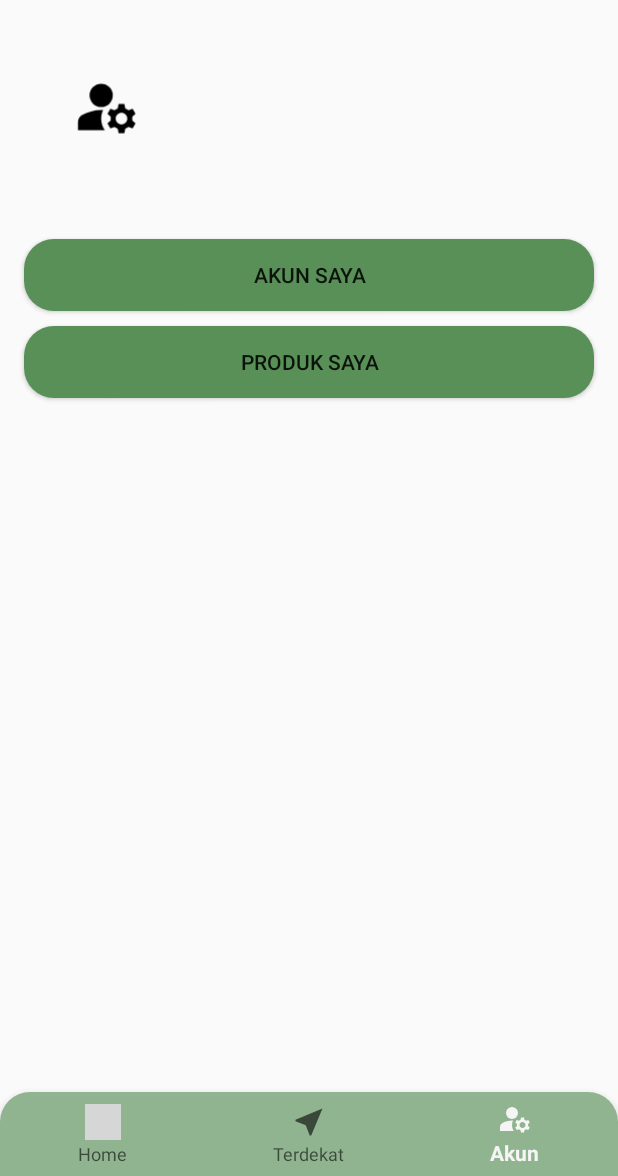
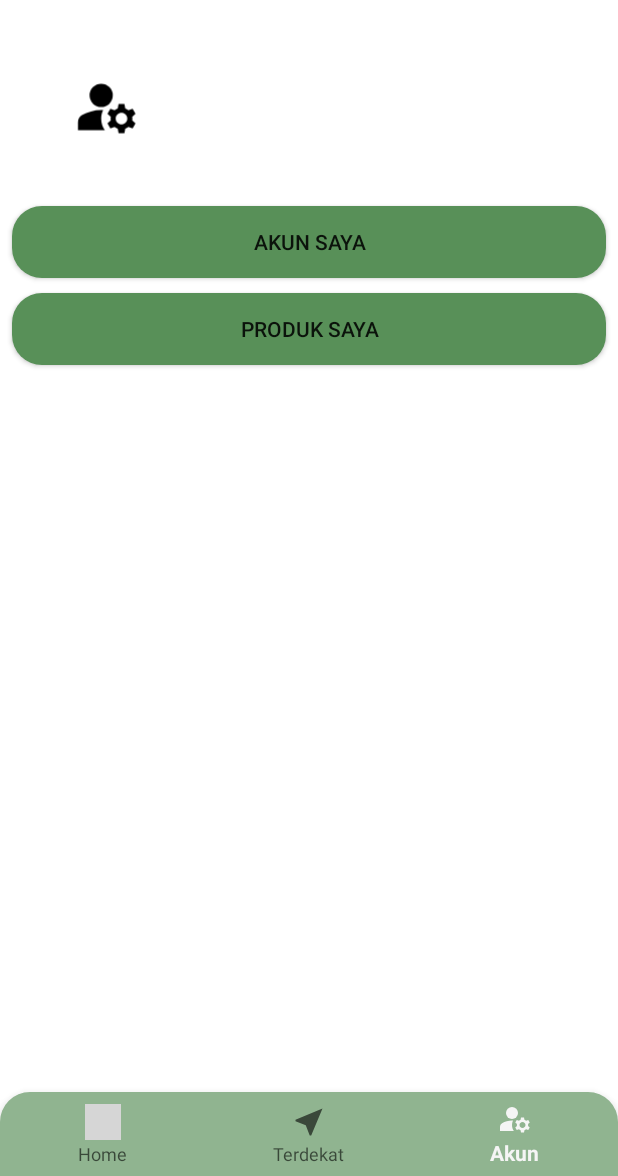
Before and after one commit to rizkyarm/kemiling, an Android app: the activity_account screen opened directly, with no data from a screen before it, on a phone screen of 412 x 824 dp, the part 60-1236 px from its top. Run offline under Robolectric (Android 15) with nearby library versions, the light colour scheme and no system bars; our stand-ins replace CircleImageView, Volley; pictures from the network do not load; Roboto replaces fonts that are not available here; grey boxes are pictures that could not be loaded.

Commit message:
updated 20-05-2025

```diff
--- /dev/null
+++ b/app/src/main/res/drawable/bg_beranda.xml
@@ -0,0 +1,4 @@
+<?xml version="1.0" encoding="utf-8"?>
+<bitmap xmlns:android="http://schemas.android.com/apk/res/android"
+    android:src="@drawable/bg_of_beranda"
+    android:gravity="center_vertical" />
--- a/app/src/main/res/layout/activity_account.xml
+++ b/app/src/main/res/layout/activity_account.xml
@@ -5,7 +5,13 @@
     android:id="@+id/main"
     android:layout_width="match_parent"
     android:layout_height="match_parent"
+    android:background="#90b490"
     tools:context=".activity_account">
+
+    <androidx.constraintlayout.widget.ConstraintLayout
+        android:layout_width="match_parent"
+        android:layout_height="match_parent"
+        android:background="@color/white">
 
         <ImageView
             android:id="@+id/Logout"
@@ -21,11 +27,9 @@
             android:id="@+id/profile_layout"
             android:layout_width="match_parent"
             android:layout_height="wrap_content"
-        android:layout_marginTop="40dp"
             android:orientation="horizontal"
             android:padding="16dp"
-        app:layout_constraintStart_toStartOf="parent"
-        app:layout_constraintTop_toTopOf="parent">
+            app:layout_constraintTop_toBottomOf="@+id/Logout">
 
             <de.hdodenhof.circleimageview.CircleImageView
                 android:id="@+id/img_profile"
@@ -33,9 +37,9 @@
                 android:layout_height="80dp"
                 android:layout_marginStart="15dp"
                 android:layout_marginTop="15dp"
+                android:src="@drawable/profiles_foreground"
                 app:layout_constraintStart_toStartOf="parent"
-            app:layout_constraintTop_toTopOf="parent"
-            android:src="@drawable/profiles_foreground" />
+                app:layout_constraintTop_toTopOf="parent" />
 
 
             <TextView
@@ -54,11 +58,11 @@
 
         <Button
             android:id="@+id/btn_user"
-        android:layout_width="0dp"
+            android:layout_width="match_parent"
             android:layout_height="wrap_content"
-        android:layout_marginStart="16dp"
-        android:layout_marginTop="32dp"
-        android:layout_marginEnd="16dp"
+            android:layout_marginStart="8dp"
+            android:layout_marginTop="10dp"
+            android:layout_marginEnd="8dp"
             android:background="@drawable/btn1"
             android:text="Akun Saya"
             app:layout_constraintEnd_toEndOf="parent"
@@ -67,11 +71,11 @@
 
         <Button
             android:id="@+id/btn_myproduct"
-        android:layout_width="0dp"
+            android:layout_width="match_parent"
             android:layout_height="wrap_content"
-        android:layout_marginStart="16dp"
+            android:layout_marginStart="8dp"
             android:layout_marginTop="10dp"
-        android:layout_marginEnd="16dp"
+            android:layout_marginEnd="8dp"
             android:background="@drawable/btn1"
             android:text="Produk Saya"
             app:layout_constraintEnd_toEndOf="parent"
@@ -80,45 +84,31 @@
 
         <Button
             android:id="@+id/btn_transaksi"
-        android:layout_width="0dp"
+            android:layout_width="match_parent"
             android:layout_height="wrap_content"
-        android:layout_marginStart="16dp"
-        android:layout_marginTop="10dp"
-        android:layout_marginEnd="16dp"
             android:background="@drawable/btn1"
             android:text="Transaksi"
             android:visibility="gone"
-        app:layout_constraintEnd_toEndOf="parent"
-        app:layout_constraintStart_toStartOf="parent"
-        app:layout_constraintTop_toBottomOf="@+id/btn_myproduct" />
+            tools:layout_editor_absoluteX="206dp"
+            tools:layout_editor_absoluteY="305dp" />
 
         <Button
             android:id="@+id/btn_confirmtr"
-        android:layout_width="0dp"
+            android:layout_width="match_parent"
             android:layout_height="wrap_content"
-        android:layout_marginStart="16dp"
-        android:layout_marginTop="10dp"
-        android:layout_marginEnd="16dp"
             android:background="@drawable/btn1"
             android:text="Konfirmasi Transaksi"
             android:visibility="gone"
-        app:layout_constraintEnd_toEndOf="parent"
-        app:layout_constraintStart_toStartOf="parent"
-        app:layout_constraintTop_toBottomOf="@+id/btn_transaksi" />
+            tools:layout_editor_absoluteX="206dp"
+            tools:layout_editor_absoluteY="305dp" />
 
         <Button
             android:id="@+id/btn_rekening"
-        android:layout_width="0dp"
+            android:layout_width="match_parent"
             android:layout_height="wrap_content"
-        android:layout_marginStart="16dp"
-        android:layout_marginTop="10dp"
-        android:layout_marginEnd="16dp"
             android:background="@drawable/btn1"
             android:text="Rekening"
-        android:visibility="gone"
-        app:layout_constraintEnd_toEndOf="parent"
-        app:layout_constraintStart_toStartOf="parent"
-        app:layout_constraintTop_toBottomOf="@+id/btn_confirmtr" />
+            android:visibility="gone" />
 
         <com.google.android.material.bottomnavigation.BottomNavigationView
             android:id="@+id/bottomNavigationView"
@@ -126,8 +116,7 @@
             android:layout_height="wrap_content"
             android:background="@drawable/bottom_nav_background"
             app:layout_constraintBottom_toBottomOf="parent"
-        app:layout_constraintEnd_toEndOf="parent"
-        app:layout_constraintStart_toStartOf="parent"
             app:menu="@menu/bottom_nav_menu" />
+    </androidx.constraintlayout.widget.ConstraintLayout>
 
 </androidx.constraintlayout.widget.ConstraintLayout>
--- a/app/src/main/res/layout/activity_my_account.xml
+++ b/app/src/main/res/layout/activity_my_account.xml
@@ -5,11 +5,13 @@
     android:id="@+id/main"
     android:layout_width="match_parent"
     android:layout_height="match_parent"
+    android:background="#90b490"
     tools:context=".myAccount">
 
     <androidx.constraintlayout.widget.ConstraintLayout
         android:layout_width="match_parent"
-        android:layout_height="match_parent">
+        android:layout_height="match_parent"
+        android:background="@color/white">
 
         <de.hdodenhof.circleimageview.CircleImageView
             android:id="@+id/img_profile"
--- a/app/src/main/res/layout/activity_my_product.xml
+++ b/app/src/main/res/layout/activity_my_product.xml
@@ -5,11 +5,13 @@
     android:id="@+id/main"
     android:layout_width="match_parent"
     android:layout_height="match_parent"
+    android:background="#90b490"
     tools:context=".activityMyProduct">
 
     <LinearLayout
         android:layout_width="match_parent"
         android:layout_height="match_parent"
+        android:background="@color/white"
         android:orientation="vertical">
 
         <ImageView
@@ -37,14 +39,13 @@
 
         <Button
             android:id="@+id/btn_tambah_product_umkm"
-            android:text="Tambah Produk (UMKM)"
             android:layout_width="match_parent"
             android:layout_height="wrap_content"
             android:layout_marginStart="20dp"
             android:layout_marginTop="20dp"
             android:layout_marginEnd="20dp"
             android:background="@drawable/btn1"
-            />
+            android:text="Tambah Produk (UMKM)" />
 
         <androidx.recyclerview.widget.RecyclerView
             android:id="@+id/productlist"
--- a/app/src/main/res/layout/activity_pilih_add_product.xml
+++ b/app/src/main/res/layout/activity_pilih_add_product.xml
@@ -5,11 +5,13 @@
     android:id="@+id/main"
     android:layout_width="match_parent"
     android:layout_height="match_parent"
+    android:background="#90b490"
     tools:context=".PilihAddProduct">
 
     <androidx.constraintlayout.widget.ConstraintLayout
         android:layout_width="match_parent"
-        android:layout_height="match_parent">
+        android:layout_height="match_parent"
+        android:background="@color/white">
 
         <ImageView
             android:id="@+id/btn_back4"
--- a/app/src/main/res/layout/activity_rekening.xml
+++ b/app/src/main/res/layout/activity_rekening.xml
@@ -5,11 +5,13 @@
     android:id="@+id/main"
     android:layout_width="match_parent"
     android:layout_height="match_parent"
+    android:background="#90b490"
     tools:context=".rekening">
 
     <ScrollView
         android:layout_width="match_parent"
-        android:layout_height="match_parent">
+        android:layout_height="match_parent"
+        android:background="@color/white">
 
         <LinearLayout
             android:layout_width="match_parent"
```
Also changed, not shown: app/src/main/res/layout/activity_add_product_umkm.xml (+71 -75 lines), app/src/main/res/layout/activity_add_product_wisata.xml (+49 -53 lines), app/src/main/res/layout/activity_beranda.xml (+27 -20 lines), app/src/main/res/layout/activity_daftar.xml (+5 -4 lines), app/src/main/res/layout/activity_login.xml (+5 -4 lines), app/src/main/res/layout/activity_product.xml (+5 -3 lines), app/src/main/res/layout/activity_terdekat.xml (+8 -6 lines), app/src/main/res/layout/fragment_maps.xml (+4 -3 lines), 2 other files. Lines whose indentation alone changed are shown as unchanged.
